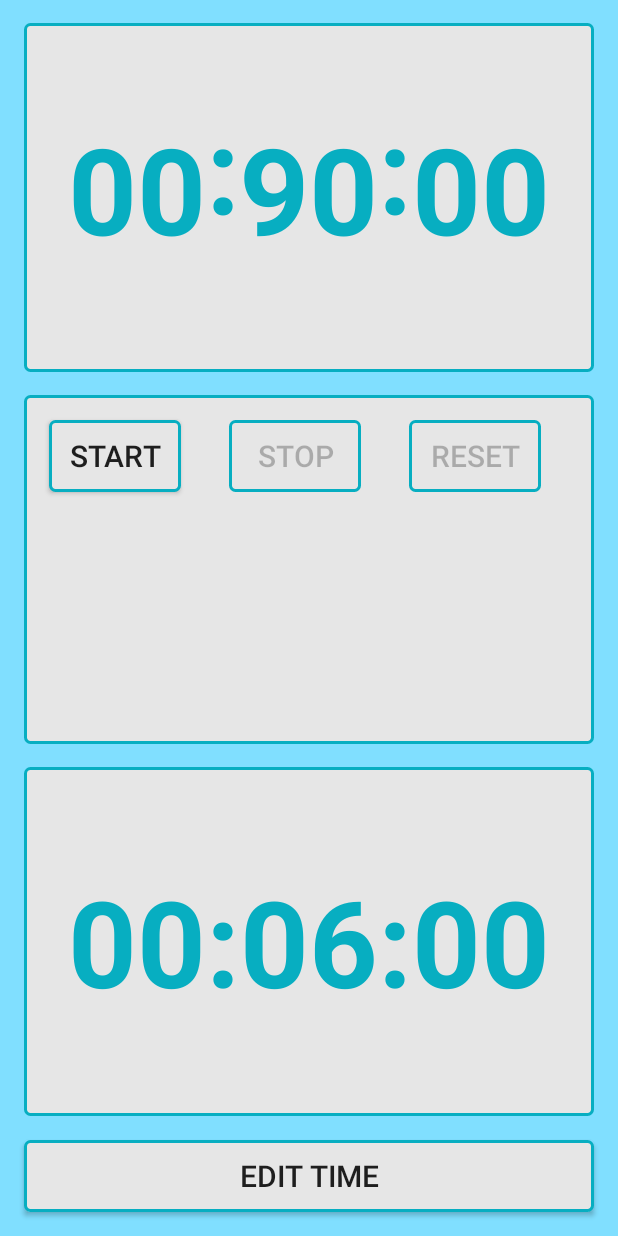
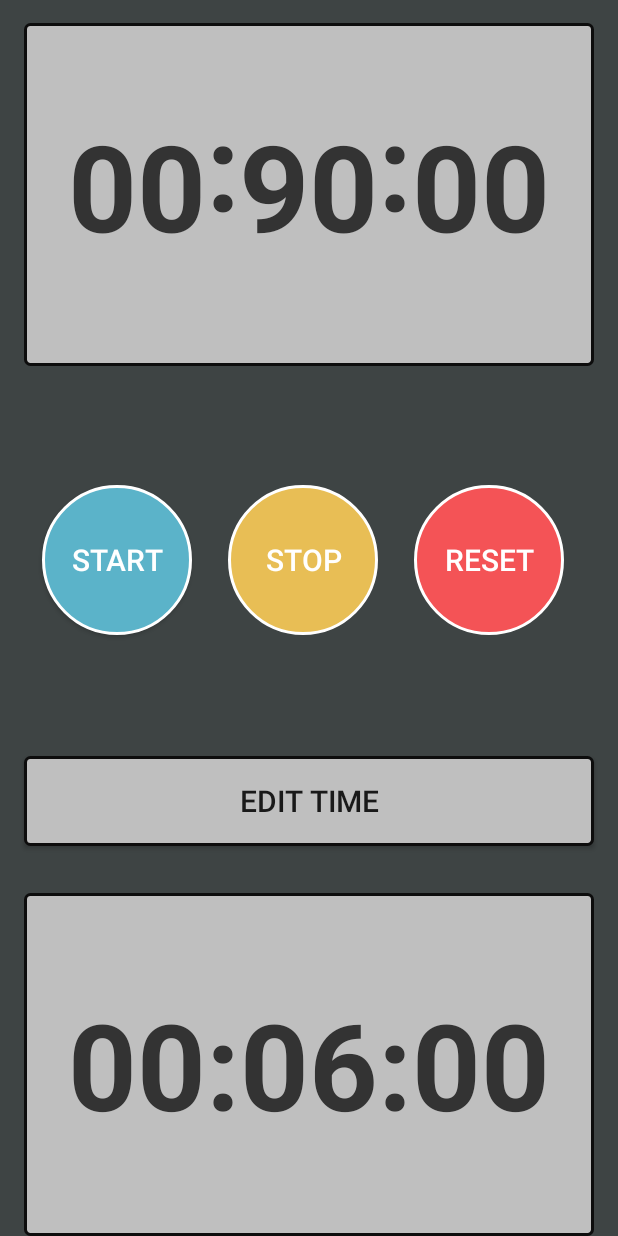
Before and after one commit to nitinmehtaa/Chess-Ticker, an Android app: the screen it shows after launch (HomeScreenActivity), on a phone screen of 412 x 824 dp. Run offline under Robolectric (Android 15) with nearby library versions, the light colour scheme and no system bars; libraries missing offline, so code that uses them is left out: com.crashlytics.android, io.fabric.sdk; 2 statements that could not run were skipped.

Commit message:
complete working code with new UI

```diff
--- a/app/src/main/java/com/chessticker/nitinmehta/chessticker/HomeScreenActivity.java
+++ b/app/src/main/java/com/chessticker/nitinmehta/chessticker/HomeScreenActivity.java
@@ -134,7 +134,7 @@ public class HomeScreenActivity extends Activity {
                 resetButton.setEnabled(true);
                 topTimerLayout.setEnabled(false);
                 bottomTimerLayout.setEnabled(false);
-                buttonEnterTime.setEnabled(true);
+                buttonEnterTime.setEnabled(false);
                 bottomTimer.cancel();
                 topTimer.cancel();
                 isTimeRunning = false;
--- a/app/src/main/res/drawable/customborder_gray_background.xml
+++ b/app/src/main/res/drawable/customborder_gray_background.xml
@@ -2,7 +2,7 @@
 <shape xmlns:android="http://schemas.android.com/apk/res/android">
     <corners android:radius="3dp"/>
     <padding android:left="1dp" android:right="1dp" android:top="1dp" android:bottom="1dp"/>
-    <stroke android:width="2dp" android:color="#07aec1"/>
+    <stroke android:width="2dp" android:color="#0d0d0d"/>
     <solid android:color="@color/grayColor"/>
 
 </shape>
--- a/app/src/main/res/drawable/customborder_white_background.xml
+++ b/app/src/main/res/drawable/customborder_white_background.xml
@@ -2,6 +2,6 @@
 <shape xmlns:android="http://schemas.android.com/apk/res/android">
     <corners android:radius="3dp"/>
     <padding android:left="1dp" android:right="1dp" android:top="1dp" android:bottom="1dp"/>
-    <stroke android:width="2dp" android:color="#07aec1"/>
+    <stroke android:width="2dp" android:color="#0d0d0d"/>
     <solid android:color="@color/whiteColor"/>
 </shape>
--- /dev/null
+++ b/app/src/main/res/drawable/round_button_reset.xml
@@ -0,0 +1,16 @@
+<?xml version="1.0" encoding="utf-8"?>
+<shape
+    xmlns:android="http://schemas.android.com/apk/res/android"
+    android:shape="oval">
+
+    <solid
+        android:color="#F45356"/>
+
+    <size
+        android:width="100dp"
+        android:height="100dp"/>
+
+    <stroke
+        android:width="2dp"
+        android:color="#ffffff"/>
+</shape>
--- /dev/null
+++ b/app/src/main/res/drawable/round_button_start.xml
@@ -0,0 +1,16 @@
+<?xml version="1.0" encoding="utf-8"?>
+<shape
+    xmlns:android="http://schemas.android.com/apk/res/android"
+    android:shape="oval">
+
+    <solid
+        android:color="#5BB3C9"/>
+
+    <size
+        android:width="100dp"
+        android:height="100dp"/>
+
+    <stroke
+        android:width="2dp"
+        android:color="#ffffff"/>
+</shape>
--- /dev/null
+++ b/app/src/main/res/drawable/round_button_stop.xml
@@ -0,0 +1,16 @@
+<?xml version="1.0" encoding="utf-8"?>
+<shape
+    xmlns:android="http://schemas.android.com/apk/res/android"
+    android:shape="oval">
+
+    <solid
+        android:color="#E8BE55"/>
+
+    <size
+        android:width="100dp"
+        android:height="100dp"/>
+
+    <stroke
+        android:width="2dp"
+        android:color="#ffffff"/>
+</shape>
--- a/app/src/main/res/layout/activity_home_screen.xml
+++ b/app/src/main/res/layout/activity_home_screen.xml
@@ -5,7 +5,7 @@
     android:layout_width="match_parent"
     android:layout_height="match_parent"
     android:orientation="vertical"
-    android:background="#80dfff"
+    android:background="#3e4444"
     android:fitsSystemWindows="true"
     tools:context="com.chessticker.nitinmehta.chessticker.HomeScreenActivity">
 
@@ -26,7 +26,7 @@
             android:layout_width="wrap_content"
             android:layout_height="wrap_content"
             android:rotation="180"
-            android:textColor="#07aec1"
+            android:textColor="#333333"
             android:textSize="80dp"
             android:textStyle="bold" />
 
@@ -40,39 +40,56 @@
         android:layout_marginRight="16dp"
         android:layout_marginTop="15dp"
         android:layout_weight="1"
-        android:background="@drawable/customborder_gray_background"
+        android:background="#3e4444"
         android:orientation="horizontal">
 
         <Button
             android:id="@+id/buttonStart"
             android:layout_width="wrap_content"
             android:layout_height="wrap_content"
-            android:layout_margin="16dp"
             android:textSize="20dp"
-            android:background="@drawable/customborder_gray_background"
-            android:text="@string/start" />
+            android:background="@drawable/round_button_start"
+            android:text="@string/start"
+            android:textColor="#ffffff"
+            android:layout_marginHorizontal="12dp"
+            android:layout_gravity="center_vertical"/>
 
         <Button
             android:id="@+id/buttonStop"
             android:layout_width="wrap_content"
             android:layout_height="wrap_content"
-            android:layout_margin="16dp"
             android:textSize="20dp"
-            android:background="@drawable/customborder_gray_background"
-            android:text="@string/stop" />
+            android:background="@drawable/round_button_stop"
+            android:text="@string/stop"
+            android:textColor="#ffffff"
+            android:layout_marginHorizontal="12dp"
+            android:layout_gravity="center_vertical"/>
 
         <Button
             android:id="@+id/buttonResume"
             android:layout_width="wrap_content"
             android:layout_height="wrap_content"
-            android:layout_margin="16dp"
             android:textSize="20dp"
-            android:background="@drawable/customborder_gray_background"
-            android:text="@string/reset" />
+            android:background="@drawable/round_button_reset"
+            android:text="@string/reset"
+            android:textColor="#ffffff"
+            android:layout_marginHorizontal="12dp"
+            android:layout_gravity="center_vertical"/>
 
     </LinearLayout>
 
 
+    //Edit time Button
+    <Button
+        android:id="@+id/button_enter_time"
+        android:layout_width="match_parent"
+        android:layout_height="60dp"
+        android:layout_margin="16dp"
+        android:textSize="20dp"
+        android:background="@drawable/customborder_gray_background"
+        android:text="@string/enter_time" />
+
+    //Bottom Clock
     <LinearLayout
         android:id="@+id/bottomLayout"
         android:layout_width="match_parent"
@@ -89,19 +106,9 @@
             android:layout_width="wrap_content"
             android:layout_height="wrap_content"
             android:gravity="center_horizontal"
-            android:textColor="#07aec1"
+            android:textColor="#333333"
             android:textSize="80dp"
             android:textStyle="bold" />
 
     </LinearLayout>
-
-
-    <Button
-        android:id="@+id/button_enter_time"
-        android:layout_width="match_parent"
-        android:layout_height="wrap_content"
-        android:layout_margin="16dp"
-        android:textSize="20dp"
-        android:background="@drawable/customborder_gray_background"
-        android:text="@string/enter_time" />
 </LinearLayout>
--- a/app/src/main/res/layout/custom_dialog.xml
+++ b/app/src/main/res/layout/custom_dialog.xml
@@ -3,25 +3,29 @@
     xmlns:android="http://schemas.android.com/apk/res/android"
     android:orientation="vertical"
     android:layout_width="match_parent"
-    android:layout_height="wrap_content">
+    android:layout_height="500dp">
 
     <TextView
         android:layout_width="match_parent"
         android:layout_height="wrap_content"
-        android:text="Enter Time"
-        android:textSize="10dp"/>
+        android:text="Enter Time in Minutes"
+        android:textSize="20dp"
+        android:layout_marginLeft="10dp"/>
 
     <EditText
         android:id="@+id/edit_text"
         android:layout_width="match_parent"
         android:layout_height="wrap_content"
-        android:textSize="10dp"
-        android:inputType="number"/>
+        android:textSize="20dp"
+        android:inputType="number"
+        android:backgroundTint="#000000"
+        android:cursorVisible="false"/>
 
     <Button
         android:id="@+id/button_set_time"
         android:layout_width="match_parent"
         android:layout_height="wrap_content"
-        android:text="SET TIME"/>
+        android:text="SET TIME"
+        android:background="#d9d9d9"/>
 
 </LinearLayout>
--- a/app/src/main/res/values/colors.xml
+++ b/app/src/main/res/values/colors.xml
@@ -6,5 +6,5 @@
     <color name="buttonColor">#cccccc</color>
     <color name="navbarColor">#000000</color>
     <color name="whiteColor">#ffffff</color>
-    <color name="grayColor">#e6e6e6</color>
+    <color name="grayColor">#bfbfbf</color>
 </resources>
--- a/app/src/main/res/values/strings.xml
+++ b/app/src/main/res/values/strings.xml
@@ -1,7 +1,7 @@
 <resources>
     <string name="app_name">Chess Ticker</string>
-    <string name="start">START</string>
-    <string name="stop">STOP</string>
-    <string name="reset">RESET</string>
-    <string name="enter_time">EDIT TIME</string>
+    <string name="start">Start</string>
+    <string name="stop">Stop</string>
+    <string name="reset">Reset</string>
+    <string name="enter_time">Edit Time</string>
 </resources>
--- a/app/src/main/res/values/styles.xml
+++ b/app/src/main/res/values/styles.xml
@@ -3,7 +3,7 @@
     <!-- Base application theme. -->
     <style name="AppTheme" parent="Theme.AppCompat.Light.NoActionBar">
         <!-- Customize your theme here. -->
-        <item name="colorPrimary">#069cac</item>
+        <item name="colorPrimary">#737373</item>
         <item name="colorPrimaryDark">@color/colorPrimaryDark</item>
         <item name="colorAccent">@color/colorAccent</item>
         <item name="actionBarSize">100dp</item>
```
